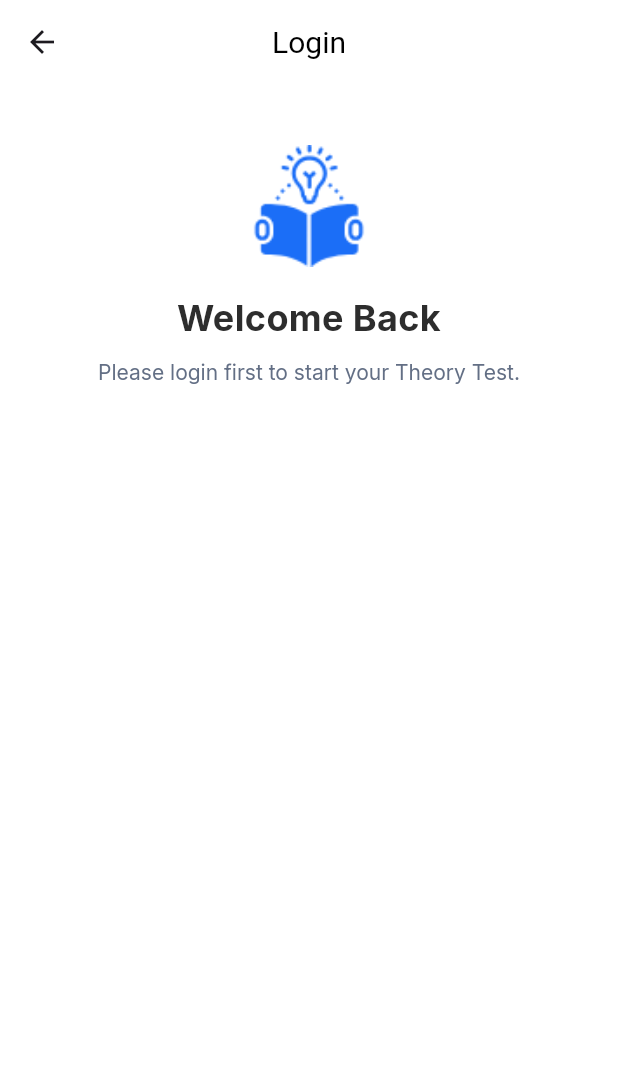
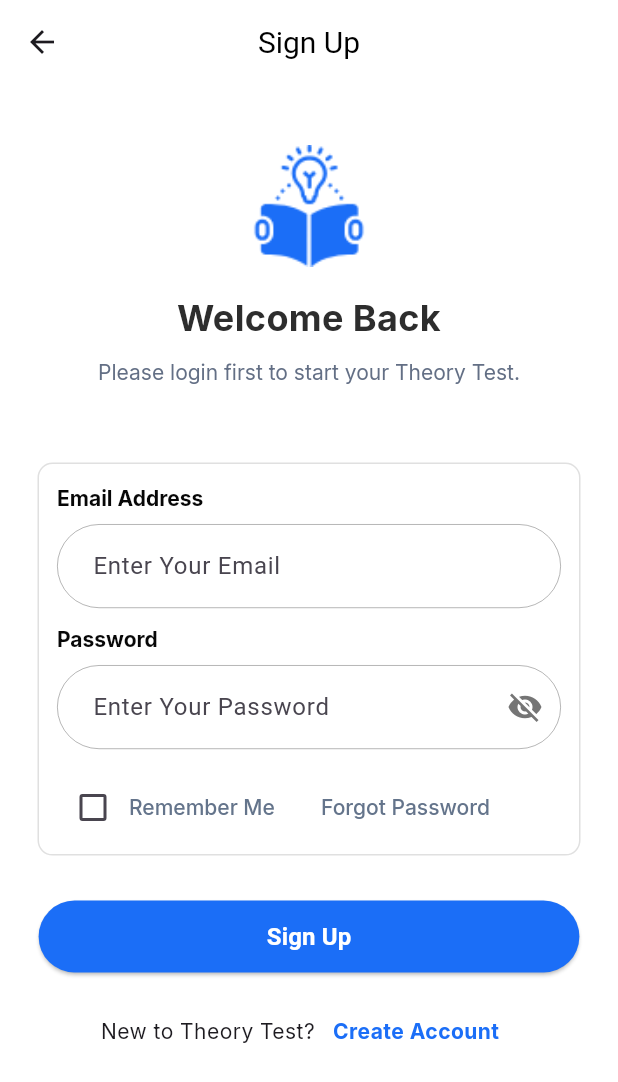
Before and after one commit to Fahad-mia/technical_task_app, a Flutter app: the SignUp screen opened by its route, on a phone screen of 412 x 824 dp. Shown: the top 1082 px of the screen. Run offline on Flutter 3.47's test engine with Material 3 defaults, Android fonts, the phone set to English and light mode, and no system bars; our stand-ins replace get, google_fonts.

Commit message:
sign up page is completed

```diff
--- a/lib/utils/app_text/app_text.dart
+++ b/lib/utils/app_text/app_text.dart
@@ -5,9 +5,16 @@ abstract class AppText{
   //----------Onboard Screen Text--------------
   static final String textOnBoardBold = "Best online courses \n in the world";
   static final String textOnBoardNormal = "Now you can learn anywhere, anytime, even if there is no internet access!";
-
   static final String textOnBoardBold2 = "Explore your new skill today";
   static final String textOnBoard2Normal = "Our platform is designed to help you\nexplore new skills. Let’s learn & grow with Eduline!";
 
+  //-------------sign up screen text ------------------
+  static final String emailText = "Email Address";
+  static final String passwordText = "Password";
+  static final String rememberMe = "Remember Me";
+  static final String forgotPassword = "Forgot Password";
+
+
+
 
 }
--- a/lib/utils/app_text/app_text_style.dart
+++ b/lib/utils/app_text/app_text_style.dart
@@ -6,7 +6,7 @@ import 'package:google_fonts/google_fonts.dart';
 
 import '../app_colord.dart';
 
-class AppTextStyle{
+abstract class AppTextStyle{
   static TextStyle textStyleFigTree700Bold = GoogleFonts.figtree(
     fontWeight: FontWeight.bold,
     color: AppColors.textBoldColor,
@@ -32,7 +32,22 @@ static TextStyle textStyleInter700Bold = GoogleFonts.inter(
       letterSpacing: 0.003,
       color: Color(0xFF636F85)
   );
+  //----------sign up screen------------
 
+  static TextStyle inputLabelTextStyle = GoogleFonts.inter(
+      fontWeight: FontWeight.bold,
+      fontSize: 14,
+      height: 1.6,
+      letterSpacing: 0.003,
+      color: Color(0xFF070707)
+  );
+static TextStyle checkBoxTextStyle = GoogleFonts.inter(
+      fontWeight: FontWeight.w500,
+      fontSize: 14,
+      height: 1.6,
+      letterSpacing: 0.003,
+      color: Color(0xFF64748B)
+  );
 
 
 }
--- a/lib/views/auth/sign_up.dart
+++ b/lib/views/auth/sign_up.dart
@@ -1,7 +1,13 @@
 import 'package:flutter/material.dart';
+import 'package:google_fonts/google_fonts.dart';
 import 'package:technical_task_app/utils/app_colord.dart';
+import 'package:technical_task_app/utils/app_text/app_text.dart';
+import 'package:technical_task_app/utils/app_text/app_text_style.dart';
 import 'package:technical_task_app/widgets/custom_appbar.dart';
+import 'package:technical_task_app/widgets/custom_button.dart';
+import 'package:technical_task_app/widgets/custom_checkbox.dart';
 import 'package:technical_task_app/widgets/custom_text_container.dart';
+import 'package:technical_task_app/widgets/custom_text_editing_field.dart';
 
 class SignUp extends StatefulWidget {
   const SignUp({super.key});
@@ -11,15 +17,16 @@ class SignUp extends StatefulWidget {
 }
 
 class _SignUpState extends State<SignUp> {
-  final fullNameController = TextEditingController();
+  final emailController = TextEditingController();
   final passwordController = TextEditingController();
+  bool _isChecked = false;
 
   @override
   Widget build(BuildContext context) {
     final screenSize = MediaQuery.sizeOf(context);
 
     return Scaffold(
-      appBar: CustomAppbar("Login", true),
+      appBar: CustomAppbar("Sign Up", true),
       body: Container(
         color: AppColors.screenColors,
         width: double.infinity,
@@ -32,7 +39,6 @@ class _SignUpState extends State<SignUp> {
                 width: double.infinity,
                 padding: const EdgeInsets.symmetric(vertical: 20),
                 decoration: BoxDecoration(
-                  color: Colors.white,
                   borderRadius: BorderRadius.circular(12),
                 ),
                 child: Column(
@@ -41,14 +47,18 @@ class _SignUpState extends State<SignUp> {
                     SizedBox(
                       width: screenSize.width * 0.2,
                       height: screenSize.width * 0.2,
-                      child: Image.asset("assets/book.png", fit: BoxFit.contain),
+                      child: Image.asset(
+                        "assets/book.png",
+                        fit: BoxFit.contain,
+                      ),
                     ),
                     const SizedBox(height: 16),
 
-                    // Welcome text
+                    // Welcome Text
                     CustomTextContainer(
                       headText: "Welcome Back",
-                      titleText: "Please login first to start your Theory Test.",
+                      titleText:
+                      "Please login first to start your Theory Test.",
                     ),
                   ],
                 ),
@@ -56,8 +66,108 @@ class _SignUpState extends State<SignUp> {
 
               const SizedBox(height: 30),
 
-              // Form fields would go here...
-              // Example: Full name field, password field, etc.
+              // Form Container
+              Container(
+                width: screenSize.width * .9,
+                padding: const EdgeInsets.all(12),
+                decoration: BoxDecoration(
+                  color: Colors.white,
+                  borderRadius: BorderRadius.circular(10),
+                  border: Border.all(color: Colors.grey.shade300),
+                ),
+                child: Column(
+                  crossAxisAlignment: CrossAxisAlignment.start,
+                  children: [
+                    // Email Field
+                    CustomTextEditingField(
+                      label: AppText.emailText,
+                      labelStyle: AppTextStyle.inputLabelTextStyle,
+                      hintText: "Enter Your Email",
+                      controller: emailController,
+                    ),
+                    const SizedBox(height: 10),
+
+                    // Password Field
+                    CustomTextEditingField(
+                      label: AppText.passwordText,
+                      labelStyle: AppTextStyle.inputLabelTextStyle,
+                      hintText: "Enter Your Password",
+                      controller: passwordController,
+                      isPassword: true,
+                      keyboardType: TextInputType.text,
+                    ),
+                    const SizedBox(height: 20),
+
+                    Row(
+                      mainAxisAlignment: MainAxisAlignment.spaceBetween,
+                      children: [
+                        Expanded(
+                          child: Container(
+                            width: screenSize.width * .37,
+                            height: screenSize.height * .035,
+                            child: CustomCheckbox(
+                              value: _isChecked,
+                              label: AppText.rememberMe,
+                              labelStyle: AppTextStyle.checkBoxTextStyle,
+                              onChanged: (newValue) {
+                                setState(() {
+                                  _isChecked = newValue ?? false;
+                                });
+                              },
+                            ),
+                          ),
+                        ),
+                        Expanded(child: Padding(
+                          padding: const EdgeInsets.all(8.0),
+                          child: Text(AppText.forgotPassword,
+                          style: AppTextStyle.checkBoxTextStyle,),
+                        ))
+                      ],
+                    ),
+                  ],
+                ),
+              ),
+              SizedBox(
+                height: 30,
+              ),
+              Container(
+                width: screenSize.width * .875,
+                height: screenSize.height * 0.13,
+                child: Column(
+                  children: [
+                    CustomButton(label: "Sign Up", onPressed: (){},
+                        borderRadius: 100),
+                    SizedBox(height: 15,),
+                    Row(
+                      mainAxisAlignment: MainAxisAlignment.center,
+                      crossAxisAlignment: CrossAxisAlignment.center,
+                      children: [
+                        Text("New to Theory Test?",
+                        textAlign: TextAlign.center,
+                        style: GoogleFonts.inter(
+                          fontWeight: FontWeight.w400,
+                          fontSize: 14,
+                          letterSpacing: 0.3,
+                          height: 1.6,
+                        )
+                        ),
+                        TextButton(onPressed: (){},
+                            child: Text("Create Account",
+                                textAlign: TextAlign.center,
+                                style: GoogleFonts.inter(
+                                  fontWeight: FontWeight.bold,
+                                  fontSize: 14,
+                                  color: AppColors.btnColor,
+                                  letterSpacing: 0.3,
+                                  height: 1.6,
+                                )
+                            ),)
+                      ],
+                    ),
+                  ],
+                ),
+              ),
+
             ],
           ),
         ),
--- /dev/null
+++ b/lib/widgets/custom_checkbox.dart
@@ -0,0 +1,37 @@
+import 'package:flutter/material.dart';
+
+class CustomCheckbox extends StatelessWidget {
+  final bool value;
+  final ValueChanged<bool?> onChanged;
+  final String label;
+  final TextStyle? labelStyle;
+  final Color activeColor;
+
+  const CustomCheckbox({
+    super.key,
+    required this.value,
+    required this.onChanged,
+    required this.label,
+    this.labelStyle,
+    this.activeColor = Colors.blue,
+  });
+
+  @override
+  Widget build(BuildContext context) {
+    return Row(
+      children: [
+        Checkbox(
+          value: value,
+          onChanged: onChanged,
+          activeColor: activeColor,
+        ),
+        Flexible(
+          child: Text(
+            label,
+            style: labelStyle ?? const TextStyle(fontSize: 14),
+          ),
+        ),
+      ],
+    );
+  }
+}
--- a/lib/widgets/custom_text_editing_field.dart
+++ b/lib/widgets/custom_text_editing_field.dart
@@ -6,6 +6,7 @@ class CustomTextEditingField extends StatefulWidget {
   final TextEditingController controller;
   final TextInputType keyboardType;
   final bool isPassword;
+  final TextStyle? labelStyle;
 
   const CustomTextEditingField({
     super.key,
@@ -14,6 +15,7 @@ class CustomTextEditingField extends StatefulWidget {
     required this.controller,
     this.keyboardType = TextInputType.text,
     this.isPassword = false,
+    this.labelStyle,
   });
 
   @override
@@ -37,13 +39,16 @@ class _CustomTextEditingFieldState extends State<CustomTextEditingField> {
         // Label
         Text(
           widget.label,
-          style: const TextStyle(
-            fontWeight: FontWeight.bold,
-            fontSize: 14,
-          ),
+          style: widget.labelStyle ??
+              const TextStyle(
+                fontWeight: FontWeight.bold,
+                fontSize: 14,
+                color: Colors.black,
+              ),
         ),
         const SizedBox(height: 6),
-        // Input
+
+        // Input Field
         TextField(
           controller: widget.controller,
           keyboardType: widget.keyboardType,
```
